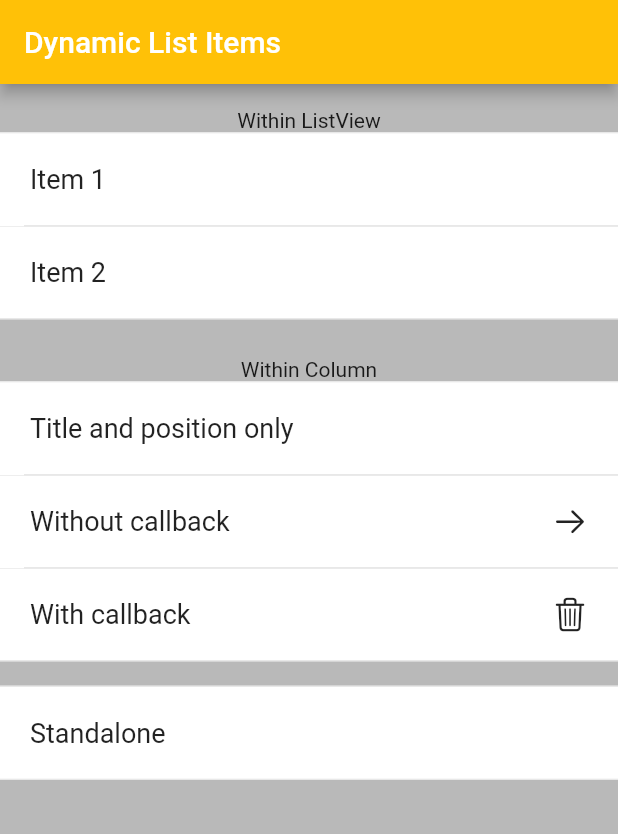
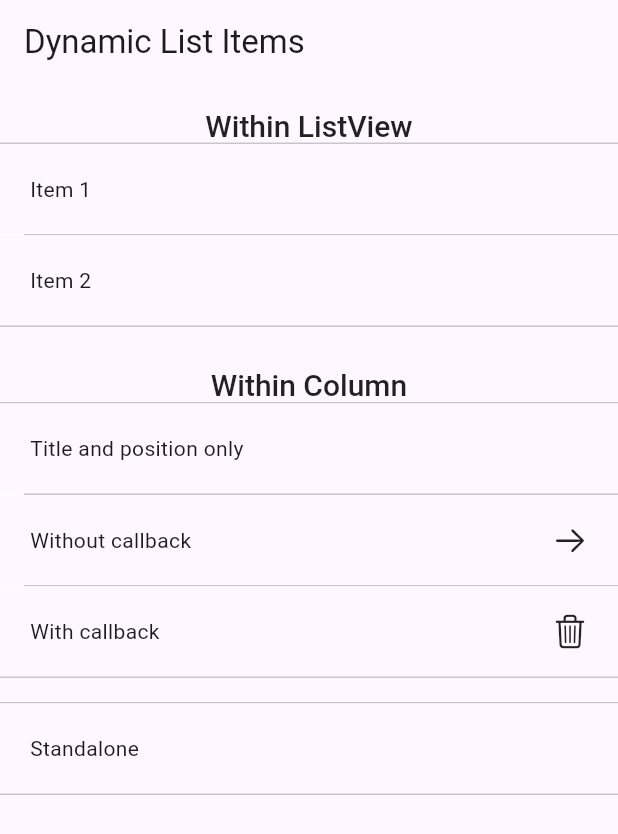
Before and after one commit to sems/dynamic_list_item, a Flutter app: the screen it shows after launch, on a phone screen of 412 x 824 dp. Shown: the top 834 px of the screen. Run offline on Flutter 3.47's test engine with Material 2 defaults, Android fonts, the phone set to English and light mode, and no system bars.

Commit message:
Feature/custom styling (#2)
* Example Android upgrade

* Improve Example

* Added custom styling option

* Upgrade iOS example

* Fixed state issue

* Package specifications

* Upgrade workflow

```diff
--- a/example/lib/main.dart
+++ b/example/lib/main.dart
@@ -10,17 +10,22 @@ class MyApp extends StatelessWidget {
   Widget build(BuildContext context) {
     return MaterialApp(
       title: 'Welcome to Flutter',
+      theme: ThemeData(
+        primarySwatch: Colors.amber,
+        useMaterial3: true,
+      ),
       home: Scaffold(
         appBar: AppBar(
           title: const Text('Dynamic List Items'),
-          backgroundColor: Colors.amber,
         ),
         body: Container(
           padding: EdgeInsets.symmetric(vertical: 16),
-          color: Colors.black26,
           child: Column(
             children: [
-              Text("Within ListView"),
+              Text(
+                "Within ListView",
+                style: Theme.of(context).textTheme.headline6,
+              ),
               Container(
                 child: SizedBox(
                   height: 150.0,
@@ -40,7 +45,7 @@ class MyApp extends StatelessWidget {
               ),
               Column(
                 children: [
-                  Text("Within Column"),
+                  Text("Within Column", style: Theme.of(context).textTheme.headline6,),
                   DynamicListItem(
                     title: "Title and position only",
                     position: ListItemPostition.Top,
--- a/example/pubspec.yaml
+++ b/example/pubspec.yaml
@@ -1,5 +1,5 @@
 name: dynamic_list_item_example
-description: A new Flutter project.
+description: Fully dynamic list items dependend on OS.
 
 publish_to: 'none' # Remove this line if you wish to publish to pub.dev
 
@@ -13,9 +13,6 @@ dependencies:
     sdk: flutter
   dynamic_list_item:
     path: ../
-
-  # The following adds the Cupertino Icons font to your application.
-  # Use with the CupertinoIcons class for iOS style icons.
   cupertino_icons: ^1.0.2
 
 dev_dependencies:
--- a/lib/dynamic_list_item.dart
+++ b/lib/dynamic_list_item.dart
@@ -1,2 +1,3 @@
 export 'src/dynamic_list_item.dart';
 export 'src/common/list_item_position.dart';
+export 'src/dynamic_list_item_style.dart';
--- a/lib/src/common/ios_text_style.dart
+++ b/lib/src/common/ios_text_style.dart
@@ -1,4 +1,3 @@
-import 'package:flutter/cupertino.dart';
 import 'package:flutter/material.dart';
 
 /// Textstyle class for [Text] on iOS.
@@ -15,9 +14,8 @@ import 'package:flutter/material.dart';
 /// Each of the above parameters can be changed if you want to. Note: please change the
 /// letterSpacing at/as last, be ULTRA sure that the letterSpacing is different then the
 /// default and you want to change it to something else.
-// ignore: camel_case_types
-class iOSTextStyle extends TextStyle {
-  iOSTextStyle({
+class IOSTextStyle extends TextStyle {
+  IOSTextStyle({
     double fontSize = 17.0,
     FontWeight fontWeight = FontWeight.w400,
     Color color = Colors.black,
--- a/lib/src/dynamic_list_item.dart
+++ b/lib/src/dynamic_list_item.dart
@@ -1,35 +1,83 @@
 import 'dart:io';
 import 'dart:ui' as ui;
 
+import 'package:dynamic_list_item/src/dynamic_list_item_style.dart';
 import 'package:flutter/material.dart';
 
 import './common/constants.dart';
 import './common/list_item_position.dart';
 import './common/ios_text_style.dart';
 
-typedef CustomListItemCallback = void Function();
+typedef DynamicListItemCallback = void Function();
 
 class DynamicListItem extends StatefulWidget {
+  /// The title of the list item
+  ///
+  /// The title is required and will be displayed on the left side of the list item.
   final String title;
+
+  /// The trailing widget of the list item
+  ///
+  /// This can be any widget, but it is recommended to use an Icon.
   final Widget? trailing;
+
+  /// The position of the list item in the list.
+  ///
+  /// This position is used to determine the border-radius of the list item on iOS.
+  /// For Android is determines if a divider should be shown above or below the list item.
   final ListItemPostition? position;
-  final CustomListItemCallback? callback;
+
+  /// The callback method for the list item.
+  ///
+  /// This method will be called in the `onTap` method of the list item.
+  final DynamicListItemCallback? callback;
+
+  /// Used for testing purposes of the package itself.
   final bool? testing;
-  final Constants constants = new Constants();
 
-  DynamicListItem({required this.title, this.trailing, this.position, this.callback, this.testing});
+  /// All the constants used in this package. Mostly related to styling.
+  final Constants _constants = new Constants();
+
+  /// Custom styling for the list items.
+  ///
+  /// This can be used to change the styling of the list items.
+  /// This includes properties like background color, text color, text size, etc.
+  final DynamicListItemStyle? style;
+
+  /// To specifiy whether to always use the default Flutter/ThemeData for textStyles;
+  ///
+  /// If this is set to `true`, the `androidTextStyle` and `iOSTextStyle` properties from [DynamicListItemStyle] will be ignored.
+  /// This includes their default/fallback values.
+  final bool alwaysUseFlutterTextStyle;
+
+  DynamicListItem({
+    required this.title,
+    this.trailing,
+    this.position,
+    this.callback,
+    this.style,
+    this.alwaysUseFlutterTextStyle = false,
+    this.testing
+  });
+
   @override
   State<StatefulWidget> createState() => _DynamicListItemState();
 }
 
 class _DynamicListItemState extends State<DynamicListItem> {
-  Color _backgroundColor = Colors.white;
+  late Color _backgroundColor;
+
+  @override
+  void initState() {
+    super.initState();
+    _backgroundColor = widget.style?.tileBackgroundColor ?? Colors.white;
+  }
 
   Widget buildOptionalDivider() {
     if (widget.position == ListItemPostition.Top || widget.position == ListItemPostition.Middle) {
       return Divider(
         height: 1,
-        indent: widget.constants.defaultHorizontalPadding,
+        indent: widget._constants.defaultHorizontalPadding,
       );
     }
     return Container();
@@ -39,7 +87,7 @@ class _DynamicListItemState extends State<DynamicListItem> {
   Widget build(BuildContext context) {
     if (Platform.isIOS) {
       BorderRadius _borderRadius = BorderRadius.zero;
-      double _constantPadding = widget.constants.defaultHorizontalPadding;
+      double _constantPadding = widget._constants.defaultHorizontalPadding;
 
       // Will give the element the right border radius according to its position
       switch (widget.position) {
@@ -69,17 +117,19 @@ class _DynamicListItemState extends State<DynamicListItem> {
               color: _backgroundColor,
               borderRadius: _borderRadius
             ),
-            margin: EdgeInsets.symmetric(horizontal: widget.constants.defaultHorizontalPadding),
+            margin: EdgeInsets.symmetric(horizontal: widget._constants.defaultHorizontalPadding),
             child: Column(
               children: [
                 Row(
                   mainAxisAlignment: MainAxisAlignment.spaceBetween,
                   children: [
                     Container(
-                      padding: EdgeInsets.fromLTRB(widget.constants.defaultHorizontalPadding, 13.5, 20, 13.5),
+                      padding: EdgeInsets.fromLTRB(widget._constants.defaultHorizontalPadding, 13.5, 20, 13.5),
                       child: Text(
                         widget.title,
-                        style: iOSTextStyle(),
+                        style: widget.alwaysUseFlutterTextStyle
+                          ? widget.style?.iOSTextStyle ?? IOSTextStyle()
+                          : null,
                       ),
                     ),
                     Flexible(
@@ -96,37 +146,31 @@ class _DynamicListItemState extends State<DynamicListItem> {
           ),
           onTap: widget.callback,
           onTapCancel: () {
-            setState(() {
-              _backgroundColor = Colors.white;
-            });
+            setState(() => _backgroundColor = widget.style?.tileBackgroundColor ?? Colors.white);
           },
         ),
         onPointerDown: (_) {
           if (widget.callback != null) {
-            setState(() {
-              _backgroundColor = widget.constants.iosListTileDownColor;
-            });
+            setState(() => _backgroundColor = widget.style?.tileBackgroundColorOnDown ?? widget._constants.iosListTileDownColor);
           }
         },
         onPointerUp: (_) {
           if (widget.callback != null) {
-            setState(() {
-              _backgroundColor = Colors.white;
-            });
+            setState(() => _backgroundColor = widget.style?.tileBackgroundColor ?? Colors.white);
           }
         },
       );
     }
 
     Widget androidReturn = Container(
-      color: Colors.white,
+      color: widget.style?.tileBackgroundColor ?? Colors.white,
       child: Column(
         children: [
-          widget.position == ListItemPostition.Top || widget.position == ListItemPostition.StandAlone
+          widget.position == ListItemPostition.Top
+          || widget.position == ListItemPostition.StandAlone
             ? Divider( height: 1)
             : Container(),
           Material(
-            color: Colors.transparent,
             child: InkWell(
               child: Row(
                 mainAxisAlignment: MainAxisAlignment.spaceBetween,
@@ -135,7 +179,9 @@ class _DynamicListItemState extends State<DynamicListItem> {
                     padding: EdgeInsets.all(20),
                     child: Text(
                       widget.title,
-                      style: widget.constants.androidPrimaryTextStyle,
+                      style: widget.alwaysUseFlutterTextStyle
+                        ? widget.style?.androidTextStyle ?? widget._constants.androidPrimaryTextStyle
+                        : null,
                     ),
                   ),
                   Flexible(
@@ -159,12 +205,13 @@ class _DynamicListItemState extends State<DynamicListItem> {
       ),
     );
 
-    return widget.testing == true && widget.testing != null ? new MediaQuery(
-      data: new MediaQueryData.fromWindow(ui.window),
-      child: new Directionality(
-        textDirection: TextDirection.ltr,
-        child:  androidReturn
-      )
-    ) : androidReturn;
+    return widget.testing == true && widget.testing != null
+      ? MediaQuery(
+        data: MediaQueryData.fromWindow(ui.window),
+        child: Directionality(
+          textDirection: TextDirection.ltr,
+          child: androidReturn
+      ))
+      : androidReturn;
   }
 }
--- /dev/null
+++ b/lib/src/dynamic_list_item_style.dart
@@ -0,0 +1,31 @@
+import 'package:flutter/painting.dart';
+
+class DynamicListItemStyle {
+  /// TextStyle which is used for the title on Android.
+  ///
+  /// If not specified the default value is: `TextStyle(fontSize: 18)`
+  final TextStyle? androidTextStyle;
+
+  /// TextStyle which is used for the title on iOS.
+  ///
+  /// If not specifiek the default value is: `TextStyle(double fontSize = 17, FontWeight fontWeight = FontWeight.w400, Color color = Colors.black,fontFamily: "SF Pro Text", double letterSpacing = -0.24)`. Which is the default for iOS' own list-items;
+  final TextStyle? iOSTextStyle;
+
+  /// The background color of the list item
+  ///
+  /// If the background color is not set, it will default to the `Colors.white`
+  final Color? tileBackgroundColor;
+
+  /// The background of the list item when it is pressed down. (Only for iOS)
+  ///
+  /// If not set, it will default to iOS's default color for iOS,.
+  /// Android will always use the Theme defaults.
+  final Color? tileBackgroundColorOnDown;
+
+  const DynamicListItemStyle({
+    this.androidTextStyle,
+    this.iOSTextStyle,
+    this.tileBackgroundColor,
+    this.tileBackgroundColorOnDown,
+  });
+}
--- a/pubspec.yaml
+++ b/pubspec.yaml
@@ -1,6 +1,6 @@
 name: dynamic_list_item
 description: A dynamic list item for who wants default platform styling within Flutter apps.
-version: 0.0.5
+version: 1.0.0
 homepage: 'https://github.com/sems/dynamic_list_item'
 issue_tracker: 'https://github.com/sems/dynamic_list_item/issues'
 maintainer: Sem Spanhaak (@sems)
```
Also changed, not shown: example/pubspec.lock, pubspec.lock, 10 other files.
